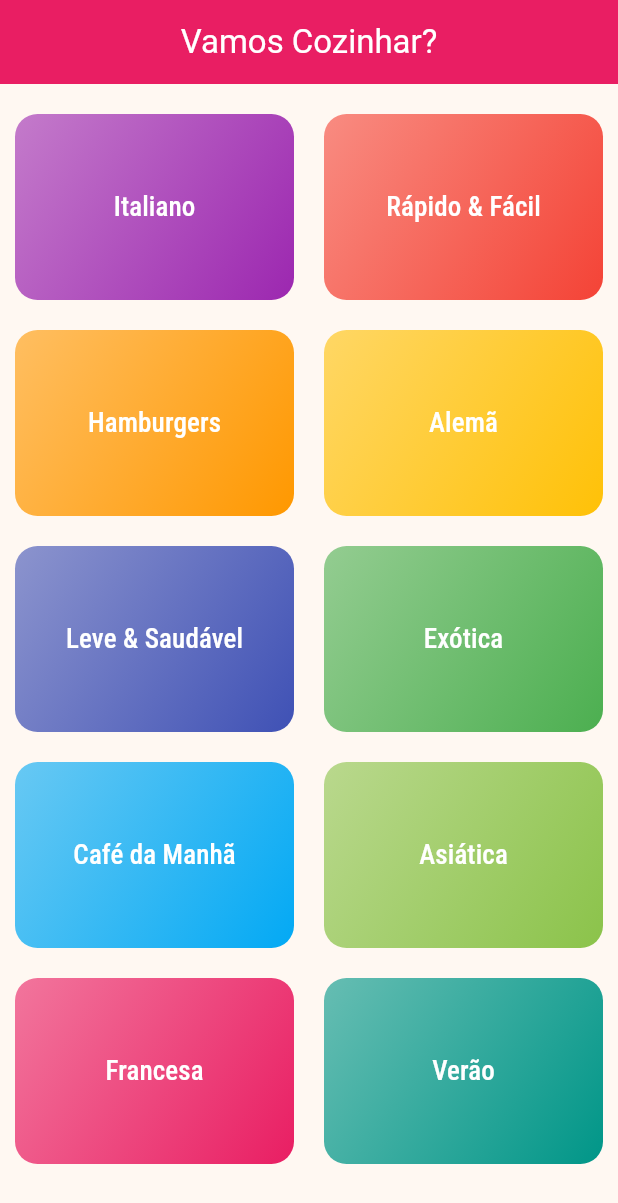
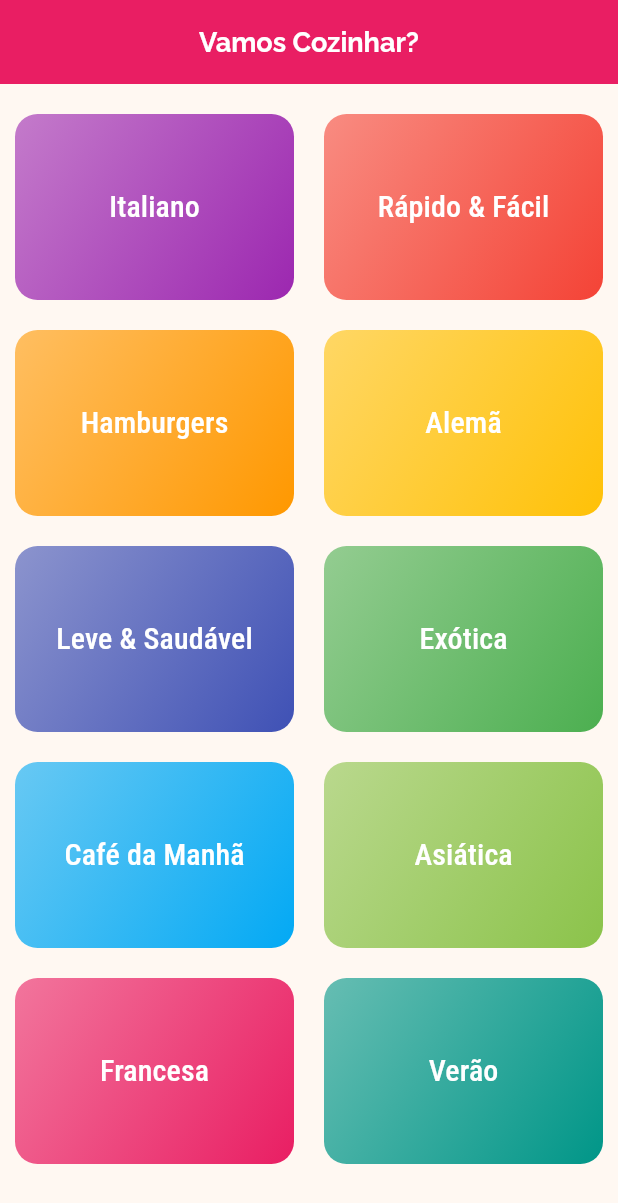
Before and after one commit to mateusalmeiida/comidas-app-flutter, a Flutter app: the screen it shows after launch, on a phone screen of 412 x 824 dp. Shown: the top 1203 px of the screen. Run offline on Flutter 3.47's test engine with Material 3 defaults, Android fonts, the phone set to English and light mode, and no system bars.

Commit message:
Modificação no estilo do appBar

```diff
--- a/lib/main.dart
+++ b/lib/main.dart
@@ -18,12 +18,22 @@
             bodySmall: TextStyle(fontFamily: 'Raleway'),
             titleSmall: TextStyle(
                 color: Theme.of(context).colorScheme.onPrimary,
-                  fontSize: MediaQuery.of(context).textScaler.scale(18),
+                fontSize: MediaQuery.of(context).textScaler.scale(20),
                 fontFamily: 'RobotoCondensed')),
         colorScheme: ColorScheme.fromSeed(
             primary: Colors.pink,
             onPrimary: Colors.white,
-              seedColor: Colors.amber)),
+            seedColor: Colors.amber),
+        appBarTheme: AppBarTheme(
+          backgroundColor: Colors.pink,
+          foregroundColor: Colors.white,
+          centerTitle: true,
+          titleTextStyle: TextStyle(
+              fontFamily: 'Raleway',
+              fontSize: MediaQuery.of(context).textScaler.scale(18),
+              fontWeight: FontWeight.w700),
+        ),
+      ),
       home: CategoriesScreen(),
     );
   }
--- a/lib/screens/categories_screen.dart
+++ b/lib/screens/categories_screen.dart
@@ -10,12 +10,9 @@ class CategoriesScreen extends StatelessWidget {
     return Scaffold(
       appBar: AppBar(
         title: Text('Vamos Cozinhar?'),
-        centerTitle: true,
-        backgroundColor: Theme.of(context).colorScheme.primary,
-        foregroundColor: Theme.of(context).colorScheme.onPrimary,
       ),
       body: GridView(
-        padding: const EdgeInsets.fromLTRB(10, 20, 10, 0),
+        padding: const EdgeInsets.fromLTRB(10, 20, 10, 10),
         gridDelegate: SliverGridDelegateWithMaxCrossAxisExtent(
           maxCrossAxisExtent: 200,
           childAspectRatio: 3 / 2,
```
Lines whose indentation alone changed are shown as unchanged.
